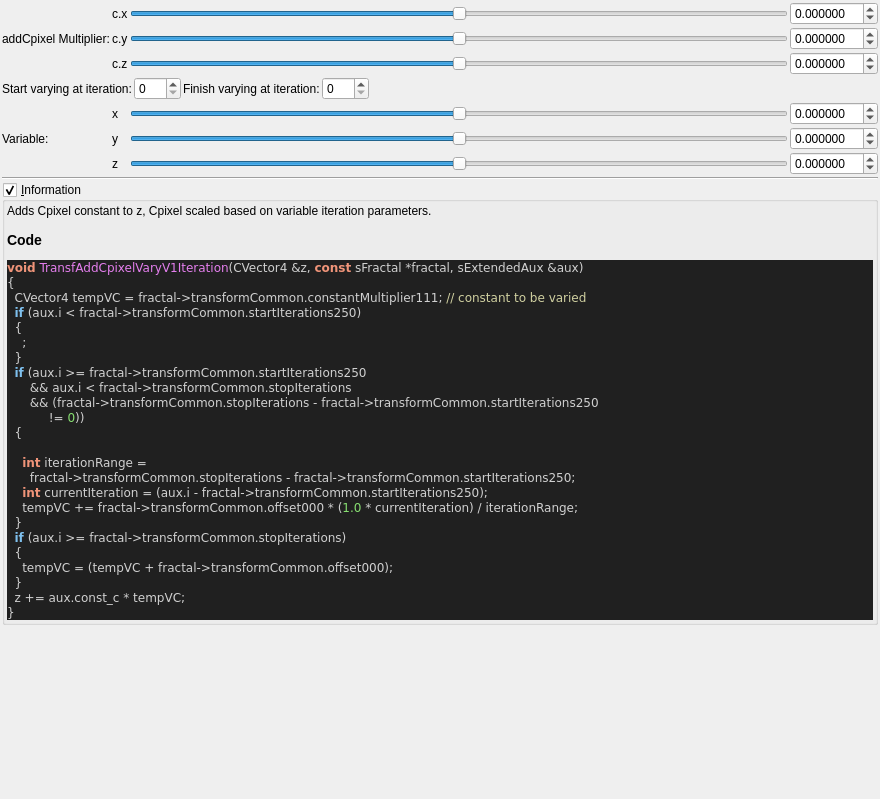
Old version of the form mandelbulber2/formula/ui/fractal_transf_add_cpixel_vary_v1.ui in the repository buddhi1980/mandelbulber2.
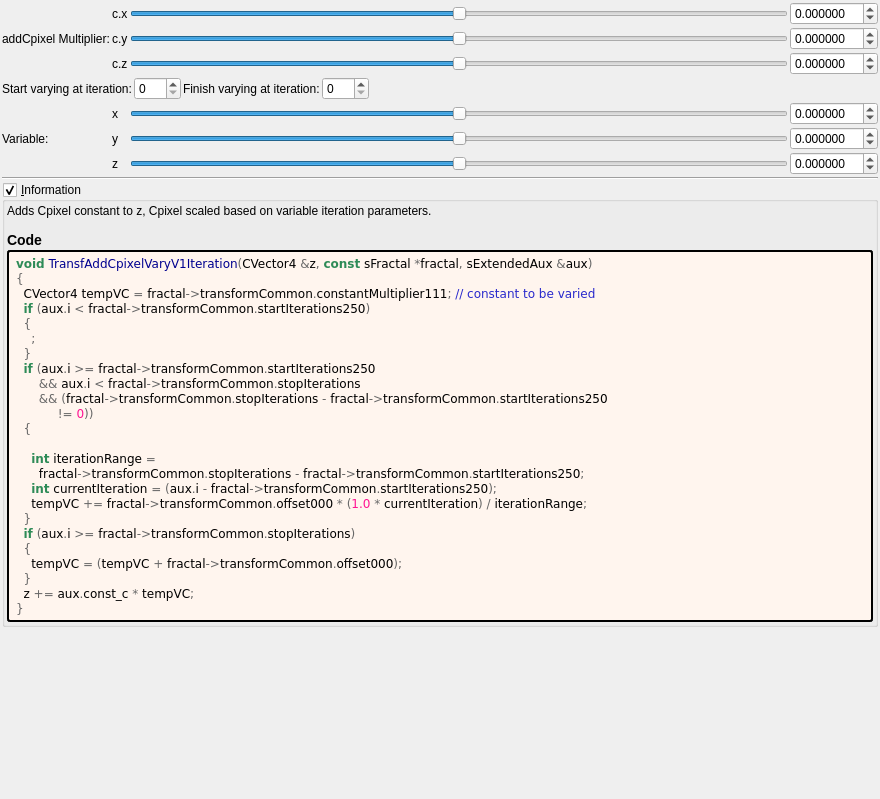
New version of the form. Custom widgets are drawn as their Qt base class.

Diff of the .ui file:
```diff
--- a/mandelbulber2/formula/ui/fractal_transf_add_cpixel_vary_v1.ui
+++ b/mandelbulber2/formula/ui/fractal_transf_add_cpixel_vary_v1.ui
@@ -484,36 +484,51 @@
        <number>2</number>
       </property>
       <item>
-       <widget class="QLabel" name="label_code_content">
+	   <widget class="QLabel" name="label_information_general">
         <property name="text">
          <string notr="true">&lt;p&gt;Adds Cpixel constant to z, Cpixel scaled  based on variable iteration parameters.&lt;/p&gt;&lt;table&gt;
 &lt;/table&gt;
-&lt;h3&gt;Code&lt;/h3&gt;
-&lt;body style=&quot;background-color:#202020&quot;&gt;
-&lt;pre style=&quot;color:#d0d0d0; background-color:#202020;  font-family:'Courier New',monospace;&quot;&gt;&lt;span style=&quot;color:#f09479; font-weight:bold&quot;&gt;void&lt;/span&gt; &lt;span style=&quot;color:#e47eed&quot;&gt;TransfAddCpixelVaryV1Iteration&lt;/span&gt;&lt;span style=&quot;color:#d0d0d0&quot;&gt;(&lt;/span&gt;CVector4 &lt;span style=&quot;color:#d0d0d0&quot;&gt;&amp;amp;&lt;/span&gt;z&lt;span style=&quot;color:#d0d0d0&quot;&gt;,&lt;/span&gt; &lt;span style=&quot;color:#f09479; font-weight:bold&quot;&gt;const&lt;/span&gt; sFractal &lt;span style=&quot;color:#d0d0d0&quot;&gt;*&lt;/span&gt;fractal&lt;span style=&quot;color:#d0d0d0&quot;&gt;,&lt;/span&gt; sExtendedAux &lt;span style=&quot;color:#d0d0d0&quot;&gt;&amp;amp;&lt;/span&gt;aux&lt;span style=&quot;color:#d0d0d0&quot;&gt;)&lt;/span&gt;
-&lt;span style=&quot;color:#d0d0d0&quot;&gt;{&lt;/span&gt;
-  CVector4 tempVC &lt;span style=&quot;color:#d0d0d0&quot;&gt;=&lt;/span&gt; fractal&lt;span style=&quot;color:#d0d0d0&quot;&gt;-&amp;gt;&lt;/span&gt;transformCommon&lt;span style=&quot;color:#d0d0d0&quot;&gt;.&lt;/span&gt;constantMultiplier111&lt;span style=&quot;color:#d0d0d0&quot;&gt;;&lt;/span&gt; &lt;span style=&quot;color:#d0d0a0&quot;&gt;// constant to be varied&lt;/span&gt;
-  &lt;span style=&quot;color:#7ec0ee; font-weight:bold&quot;&gt;if&lt;/span&gt; &lt;span style=&quot;color:#d0d0d0&quot;&gt;(&lt;/span&gt;aux&lt;span style=&quot;color:#d0d0d0&quot;&gt;.&lt;/span&gt;i &lt;span style=&quot;color:#d0d0d0&quot;&gt;&amp;lt;&lt;/span&gt; fractal&lt;span style=&quot;color:#d0d0d0&quot;&gt;-&amp;gt;&lt;/span&gt;transformCommon&lt;span style=&quot;color:#d0d0d0&quot;&gt;.&lt;/span&gt;startIterations250&lt;span style=&quot;color:#d0d0d0&quot;&gt;)&lt;/span&gt;
-  &lt;span style=&quot;color:#d0d0d0&quot;&gt;{&lt;/span&gt;
-    &lt;span style=&quot;color:#d0d0d0&quot;&gt;;&lt;/span&gt;
-  &lt;span style=&quot;color:#d0d0d0&quot;&gt;}&lt;/span&gt;
-  &lt;span style=&quot;color:#7ec0ee; font-weight:bold&quot;&gt;if&lt;/span&gt; &lt;span style=&quot;color:#d0d0d0&quot;&gt;(&lt;/span&gt;aux&lt;span style=&quot;color:#d0d0d0&quot;&gt;.&lt;/span&gt;i &lt;span style=&quot;color:#d0d0d0&quot;&gt;&amp;gt;=&lt;/span&gt; fractal&lt;span style=&quot;color:#d0d0d0&quot;&gt;-&amp;gt;&lt;/span&gt;transformCommon&lt;span style=&quot;color:#d0d0d0&quot;&gt;.&lt;/span&gt;startIterations250
-      &lt;span style=&quot;color:#d0d0d0&quot;&gt;&amp;amp;&amp;amp;&lt;/span&gt; aux&lt;span style=&quot;color:#d0d0d0&quot;&gt;.&lt;/span&gt;i &lt;span style=&quot;color:#d0d0d0&quot;&gt;&amp;lt;&lt;/span&gt; fractal&lt;span style=&quot;color:#d0d0d0&quot;&gt;-&amp;gt;&lt;/span&gt;transformCommon&lt;span style=&quot;color:#d0d0d0&quot;&gt;.&lt;/span&gt;stopIterations
-      &lt;span style=&quot;color:#d0d0d0&quot;&gt;&amp;amp;&amp;amp; (&lt;/span&gt;fractal&lt;span style=&quot;color:#d0d0d0&quot;&gt;-&amp;gt;&lt;/span&gt;transformCommon&lt;span style=&quot;color:#d0d0d0&quot;&gt;.&lt;/span&gt;stopIterations &lt;span style=&quot;color:#d0d0d0&quot;&gt;-&lt;/span&gt; fractal&lt;span style=&quot;color:#d0d0d0&quot;&gt;-&amp;gt;&lt;/span&gt;transformCommon&lt;span style=&quot;color:#d0d0d0&quot;&gt;.&lt;/span&gt;startIterations250
-           &lt;span style=&quot;color:#d0d0d0&quot;&gt;!=&lt;/span&gt; &lt;span style=&quot;color:#87df71&quot;&gt;0&lt;/span&gt;&lt;span style=&quot;color:#d0d0d0&quot;&gt;))&lt;/span&gt;
-  &lt;span style=&quot;color:#d0d0d0&quot;&gt;{&lt;/span&gt;
+&lt;h3&gt;Code&lt;/h3&gt;</string>
+		</property>
+		<property name="wordWrap">
+		 <bool>true</bool>
+		</property>
+		<property name="openExternalLinks">
+		 <bool>true</bool>
+		</property>
+		<property name="textInteractionFlags">
+		 <set>Qt::LinksAccessibleByMouse|Qt::TextSelectableByMouse</set>
+		</property>
+		</widget>
+	   </item>
+	   <item>
+	    <widget class="QLabel" name="label_code_content">
+		 <property name="text">
+		  <string notr="true">&lt;body style=&quot;background-color:#fff5ee&quot;&gt;
+&lt;pre style=&quot;color:#000000; background-color:#fff5ee;  font-family:'Courier New',monospace;&quot;&gt;&lt;span style=&quot;color:#2e8b57; font-weight:bold&quot;&gt;void&lt;/span&gt; &lt;span style=&quot;color:#00008f&quot;&gt;TransfAddCpixelVaryV1Iteration&lt;/span&gt;&lt;span style=&quot;color:#676767&quot;&gt;(&lt;/span&gt;CVector4 &lt;span style=&quot;color:#676767&quot;&gt;&amp;amp;&lt;/span&gt;z&lt;span style=&quot;color:#676767&quot;&gt;,&lt;/span&gt; &lt;span style=&quot;color:#2e8b57; font-weight:bold&quot;&gt;const&lt;/span&gt; sFractal &lt;span style=&quot;color:#676767&quot;&gt;*&lt;/span&gt;fractal&lt;span style=&quot;color:#676767&quot;&gt;,&lt;/span&gt; sExtendedAux &lt;span style=&quot;color:#676767&quot;&gt;&amp;amp;&lt;/span&gt;aux&lt;span style=&quot;color:#676767&quot;&gt;)&lt;/span&gt;
+&lt;span style=&quot;color:#676767&quot;&gt;{&lt;/span&gt;
+  CVector4 tempVC &lt;span style=&quot;color:#676767&quot;&gt;=&lt;/span&gt; fractal&lt;span style=&quot;color:#676767&quot;&gt;-&amp;gt;&lt;/span&gt;transformCommon&lt;span style=&quot;color:#676767&quot;&gt;.&lt;/span&gt;constantMultiplier111&lt;span style=&quot;color:#676767&quot;&gt;;&lt;/span&gt; &lt;span style=&quot;color:#2929cc&quot;&gt;// constant to be varied&lt;/span&gt;
+  &lt;span style=&quot;color:#2e8b57; font-weight:bold&quot;&gt;if&lt;/span&gt; &lt;span style=&quot;color:#676767&quot;&gt;(&lt;/span&gt;aux&lt;span style=&quot;color:#676767&quot;&gt;.&lt;/span&gt;i &lt;span style=&quot;color:#676767&quot;&gt;&amp;lt;&lt;/span&gt; fractal&lt;span style=&quot;color:#676767&quot;&gt;-&amp;gt;&lt;/span&gt;transformCommon&lt;span style=&quot;color:#676767&quot;&gt;.&lt;/span&gt;startIterations250&lt;span style=&quot;color:#676767&quot;&gt;)&lt;/span&gt;
+  &lt;span style=&quot;color:#676767&quot;&gt;{&lt;/span&gt;
+    &lt;span style=&quot;color:#676767&quot;&gt;;&lt;/span&gt;
+  &lt;span style=&quot;color:#676767&quot;&gt;}&lt;/span&gt;
+  &lt;span style=&quot;color:#2e8b57; font-weight:bold&quot;&gt;if&lt;/span&gt; &lt;span style=&quot;color:#676767&quot;&gt;(&lt;/span&gt;aux&lt;span style=&quot;color:#676767&quot;&gt;.&lt;/span&gt;i &lt;span style=&quot;color:#676767&quot;&gt;&amp;gt;=&lt;/span&gt; fractal&lt;span style=&quot;color:#676767&quot;&gt;-&amp;gt;&lt;/span&gt;transformCommon&lt;span style=&quot;color:#676767&quot;&gt;.&lt;/span&gt;startIterations250
+      &lt;span style=&quot;color:#676767&quot;&gt;&amp;amp;&amp;amp;&lt;/span&gt; aux&lt;span style=&quot;color:#676767&quot;&gt;.&lt;/span&gt;i &lt;span style=&quot;color:#676767&quot;&gt;&amp;lt;&lt;/span&gt; fractal&lt;span style=&quot;color:#676767&quot;&gt;-&amp;gt;&lt;/span&gt;transformCommon&lt;span style=&quot;color:#676767&quot;&gt;.&lt;/span&gt;stopIterations
+      &lt;span style=&quot;color:#676767&quot;&gt;&amp;amp;&amp;amp; (&lt;/span&gt;fractal&lt;span style=&quot;color:#676767&quot;&gt;-&amp;gt;&lt;/span&gt;transformCommon&lt;span style=&quot;color:#676767&quot;&gt;.&lt;/span&gt;stopIterations &lt;span style=&quot;color:#676767&quot;&gt;-&lt;/span&gt; fractal&lt;span style=&quot;color:#676767&quot;&gt;-&amp;gt;&lt;/span&gt;transformCommon&lt;span style=&quot;color:#676767&quot;&gt;.&lt;/span&gt;startIterations250
+           &lt;span style=&quot;color:#676767&quot;&gt;!=&lt;/span&gt; &lt;span style=&quot;color:#ff1493&quot;&gt;0&lt;/span&gt;&lt;span style=&quot;color:#676767&quot;&gt;))&lt;/span&gt;
+  &lt;span style=&quot;color:#676767&quot;&gt;{&lt;/span&gt;
 
-    &lt;span style=&quot;color:#f09479; font-weight:bold&quot;&gt;int&lt;/span&gt; iterationRange &lt;span style=&quot;color:#d0d0d0&quot;&gt;=&lt;/span&gt;
-      fractal&lt;span style=&quot;color:#d0d0d0&quot;&gt;-&amp;gt;&lt;/span&gt;transformCommon&lt;span style=&quot;color:#d0d0d0&quot;&gt;.&lt;/span&gt;stopIterations &lt;span style=&quot;color:#d0d0d0&quot;&gt;-&lt;/span&gt; fractal&lt;span style=&quot;color:#d0d0d0&quot;&gt;-&amp;gt;&lt;/span&gt;transformCommon&lt;span style=&quot;color:#d0d0d0&quot;&gt;.&lt;/span&gt;startIterations250&lt;span style=&quot;color:#d0d0d0&quot;&gt;;&lt;/span&gt;
-    &lt;span style=&quot;color:#f09479; font-weight:bold&quot;&gt;int&lt;/span&gt; currentIteration &lt;span style=&quot;color:#d0d0d0&quot;&gt;= (&lt;/span&gt;aux&lt;span style=&quot;color:#d0d0d0&quot;&gt;.&lt;/span&gt;i &lt;span style=&quot;color:#d0d0d0&quot;&gt;-&lt;/span&gt; fractal&lt;span style=&quot;color:#d0d0d0&quot;&gt;-&amp;gt;&lt;/span&gt;transformCommon&lt;span style=&quot;color:#d0d0d0&quot;&gt;.&lt;/span&gt;startIterations250&lt;span style=&quot;color:#d0d0d0&quot;&gt;);&lt;/span&gt;
-    tempVC &lt;span style=&quot;color:#d0d0d0&quot;&gt;+=&lt;/span&gt; fractal&lt;span style=&quot;color:#d0d0d0&quot;&gt;-&amp;gt;&lt;/span&gt;transformCommon&lt;span style=&quot;color:#d0d0d0&quot;&gt;.&lt;/span&gt;offset000 &lt;span style=&quot;color:#d0d0d0&quot;&gt;* (&lt;/span&gt;&lt;span style=&quot;color:#87df71&quot;&gt;1.0&lt;/span&gt; &lt;span style=&quot;color:#d0d0d0&quot;&gt;*&lt;/span&gt; currentIteration&lt;span style=&quot;color:#d0d0d0&quot;&gt;) /&lt;/span&gt; iterationRange&lt;span style=&quot;color:#d0d0d0&quot;&gt;;&lt;/span&gt;
-  &lt;span style=&quot;color:#d0d0d0&quot;&gt;}&lt;/span&gt;
-  &lt;span style=&quot;color:#7ec0ee; font-weight:bold&quot;&gt;if&lt;/span&gt; &lt;span style=&quot;color:#d0d0d0&quot;&gt;(&lt;/span&gt;aux&lt;span style=&quot;color:#d0d0d0&quot;&gt;.&lt;/span&gt;i &lt;span style=&quot;color:#d0d0d0&quot;&gt;&amp;gt;=&lt;/span&gt; fractal&lt;span style=&quot;color:#d0d0d0&quot;&gt;-&amp;gt;&lt;/span&gt;transformCommon&lt;span style=&quot;color:#d0d0d0&quot;&gt;.&lt;/span&gt;stopIterations&lt;span style=&quot;color:#d0d0d0&quot;&gt;)&lt;/span&gt;
-  &lt;span style=&quot;color:#d0d0d0&quot;&gt;{&lt;/span&gt;
-    tempVC &lt;span style=&quot;color:#d0d0d0&quot;&gt;= (&lt;/span&gt;tempVC &lt;span style=&quot;color:#d0d0d0&quot;&gt;+&lt;/span&gt; fractal&lt;span style=&quot;color:#d0d0d0&quot;&gt;-&amp;gt;&lt;/span&gt;transformCommon&lt;span style=&quot;color:#d0d0d0&quot;&gt;.&lt;/span&gt;offset000&lt;span style=&quot;color:#d0d0d0&quot;&gt;);&lt;/span&gt;
-  &lt;span style=&quot;color:#d0d0d0&quot;&gt;}&lt;/span&gt;
-  z &lt;span style=&quot;color:#d0d0d0&quot;&gt;+=&lt;/span&gt; aux&lt;span style=&quot;color:#d0d0d0&quot;&gt;.&lt;/span&gt;const_c &lt;span style=&quot;color:#d0d0d0&quot;&gt;*&lt;/span&gt; tempVC&lt;span style=&quot;color:#d0d0d0&quot;&gt;;&lt;/span&gt;
-&lt;span style=&quot;color:#d0d0d0&quot;&gt;}&lt;/span&gt;
+    &lt;span style=&quot;color:#2e8b57; font-weight:bold&quot;&gt;int&lt;/span&gt; iterationRange &lt;span style=&quot;color:#676767&quot;&gt;=&lt;/span&gt;
+      fractal&lt;span style=&quot;color:#676767&quot;&gt;-&amp;gt;&lt;/span&gt;transformCommon&lt;span style=&quot;color:#676767&quot;&gt;.&lt;/span&gt;stopIterations &lt;span style=&quot;color:#676767&quot;&gt;-&lt;/span&gt; fractal&lt;span style=&quot;color:#676767&quot;&gt;-&amp;gt;&lt;/span&gt;transformCommon&lt;span style=&quot;color:#676767&quot;&gt;.&lt;/span&gt;startIterations250&lt;span style=&quot;color:#676767&quot;&gt;;&lt;/span&gt;
+    &lt;span style=&quot;color:#2e8b57; font-weight:bold&quot;&gt;int&lt;/span&gt; currentIteration &lt;span style=&quot;color:#676767&quot;&gt;= (&lt;/span&gt;aux&lt;span style=&quot;color:#676767&quot;&gt;.&lt;/span&gt;i &lt;span style=&quot;color:#676767&quot;&gt;-&lt;/span&gt; fractal&lt;span style=&quot;color:#676767&quot;&gt;-&amp;gt;&lt;/span&gt;transformCommon&lt;span style=&quot;color:#676767&quot;&gt;.&lt;/span&gt;startIterations250&lt;span style=&quot;color:#676767&quot;&gt;);&lt;/span&gt;
+    tempVC &lt;span style=&quot;color:#676767&quot;&gt;+=&lt;/span&gt; fractal&lt;span style=&quot;color:#676767&quot;&gt;-&amp;gt;&lt;/span&gt;transformCommon&lt;span style=&quot;color:#676767&quot;&gt;.&lt;/span&gt;offset000 &lt;span style=&quot;color:#676767&quot;&gt;* (&lt;/span&gt;&lt;span style=&quot;color:#ff1493&quot;&gt;1.0&lt;/span&gt; &lt;span style=&quot;color:#676767&quot;&gt;*&lt;/span&gt; currentIteration&lt;span style=&quot;color:#676767&quot;&gt;) /&lt;/span&gt; iterationRange&lt;span style=&quot;color:#676767&quot;&gt;;&lt;/span&gt;
+  &lt;span style=&quot;color:#676767&quot;&gt;}&lt;/span&gt;
+  &lt;span style=&quot;color:#2e8b57; font-weight:bold&quot;&gt;if&lt;/span&gt; &lt;span style=&quot;color:#676767&quot;&gt;(&lt;/span&gt;aux&lt;span style=&quot;color:#676767&quot;&gt;.&lt;/span&gt;i &lt;span style=&quot;color:#676767&quot;&gt;&amp;gt;=&lt;/span&gt; fractal&lt;span style=&quot;color:#676767&quot;&gt;-&amp;gt;&lt;/span&gt;transformCommon&lt;span style=&quot;color:#676767&quot;&gt;.&lt;/span&gt;stopIterations&lt;span style=&quot;color:#676767&quot;&gt;)&lt;/span&gt;
+  &lt;span style=&quot;color:#676767&quot;&gt;{&lt;/span&gt;
+    tempVC &lt;span style=&quot;color:#676767&quot;&gt;= (&lt;/span&gt;tempVC &lt;span style=&quot;color:#676767&quot;&gt;+&lt;/span&gt; fractal&lt;span style=&quot;color:#676767&quot;&gt;-&amp;gt;&lt;/span&gt;transformCommon&lt;span style=&quot;color:#676767&quot;&gt;.&lt;/span&gt;offset000&lt;span style=&quot;color:#676767&quot;&gt;);&lt;/span&gt;
+  &lt;span style=&quot;color:#676767&quot;&gt;}&lt;/span&gt;
+  z &lt;span style=&quot;color:#676767&quot;&gt;+=&lt;/span&gt; aux&lt;span style=&quot;color:#676767&quot;&gt;.&lt;/span&gt;const_c &lt;span style=&quot;color:#676767&quot;&gt;*&lt;/span&gt; tempVC&lt;span style=&quot;color:#676767&quot;&gt;;&lt;/span&gt;
+&lt;span style=&quot;color:#676767&quot;&gt;}&lt;/span&gt;
 &lt;/pre&gt;
 &lt;/body&gt;</string>
         </property>
@@ -526,6 +541,9 @@
         <property name="textInteractionFlags">
          <set>Qt::LinksAccessibleByMouse|Qt::TextSelectableByMouse</set>
         </property>
+		 <property name="styleSheet">
+		  <string notr="true">border-style: outset; border-width: 2px; border-radius: 3px; border-color: black; background-color: #fff5ee; padding: 4px;</string>
+		  </property>
        </widget>
       </item>
      </layout>
```
Lines whose indentation alone changed are shown as unchanged.
